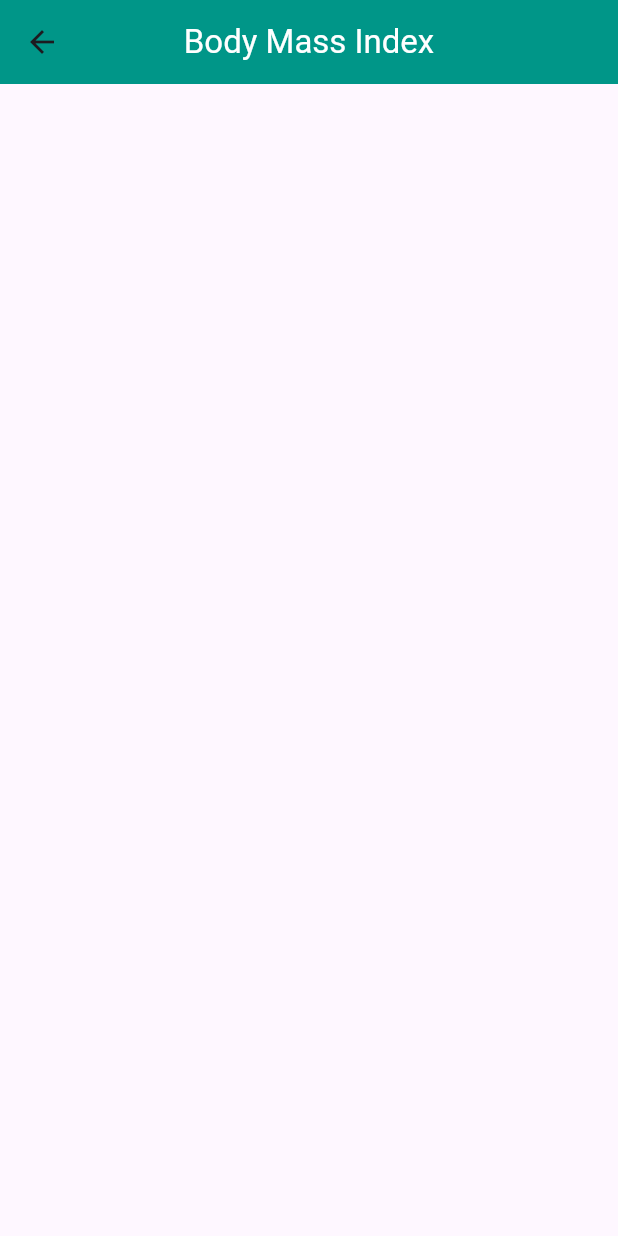
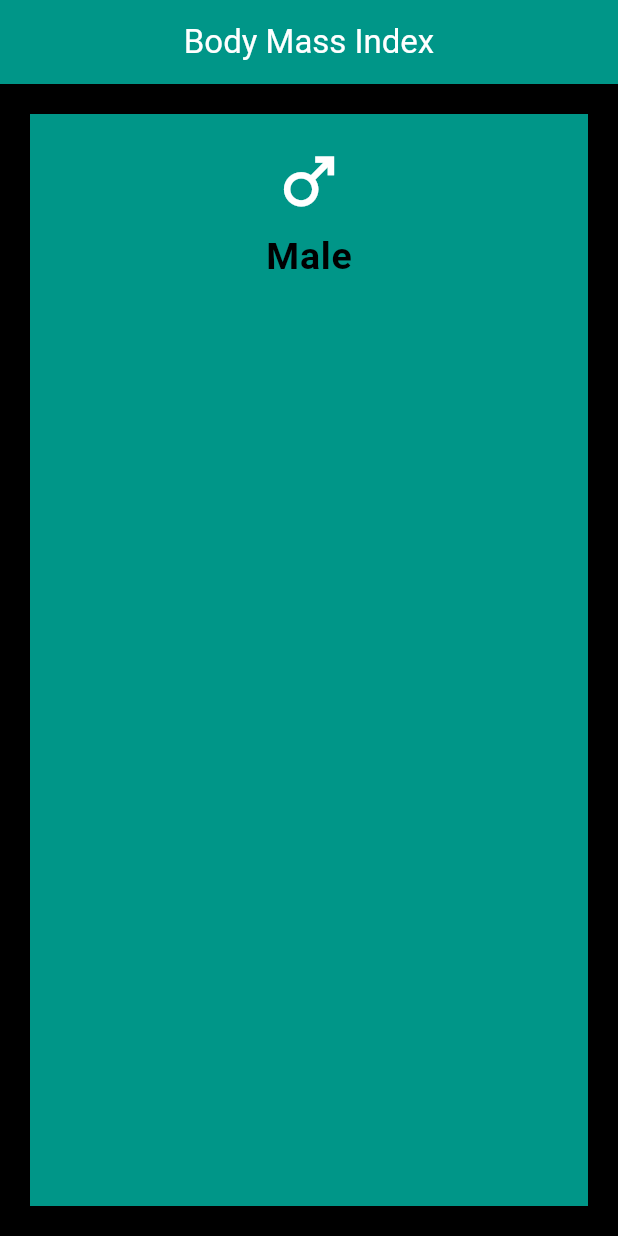
Before and after one commit to mohamedgalalelhamrawy/bmi, a Flutter app: the HomePage screen opened directly, on a phone screen of 412 x 824 dp. Run offline on Flutter 3.47's test engine with Material 3 defaults, Android fonts, the phone set to English and light mode, and no system bars.

Commit message:
add first container in home page

```diff
--- a/lib/home.dart
+++ b/lib/home.dart
@@ -1,4 +1,6 @@
+import 'package:flutter/cupertino.dart';
 import 'package:flutter/material.dart';
+import 'package:flutter/widgets.dart';
 
 class HomePage extends StatefulWidget {
   const HomePage({super.key});
@@ -11,12 +13,32 @@ class _HomePageState extends State<HomePage> {
   @override
   Widget build(BuildContext context) {
     return Scaffold(
-
+      backgroundColor: Theme.of(context).canvasColor,
       appBar: AppBar(
         backgroundColor: Theme.of(context).primaryColor,
         title: Text("Body Mass Index",style: TextStyle(color: Colors.white),),
         centerTitle: true,
       ) ,
+      body: Column(
+        children: [
+        Expanded(
+          child: Row( children: [
+            Expanded(
+              child: Container(
+                padding: EdgeInsets.all(20),
+                margin: EdgeInsets.all(20),
+                color: Colors.teal,
+                child: Column(
+                children: [
+                  Icon(Icons.male,size: 50,color: Colors.white,),
+                  SizedBox(height: 8,),
+                  Text("Male",style: Theme.of(context).textTheme.labelMedium,)
+                ],
+              ),),
+            )
+          ],),
+        )
+      ],),
     );
   }
 }
```
Also changed, not shown: lib/main.dart (+4 -3 lines), lib/resultpage.dart (+4 -4 lines).
